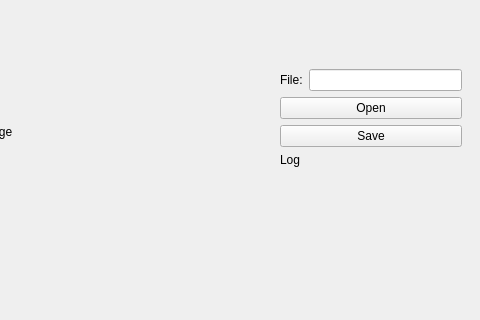
beexiu/comicover, file src/mainwindow.ui: the form before one commit; both pictures show x 236 to 716 and y 155 to 475 of the 716 by 596 pixel window.
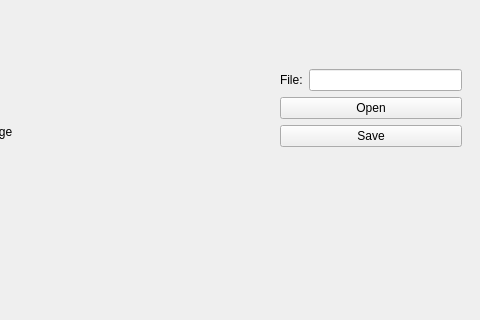
The form after the commit. Custom widgets are drawn as their Qt base class.

Patch:
```diff
--- a/src/mainwindow.ui
+++ b/src/mainwindow.ui
@@ -116,7 +116,7 @@
        <item row="4" column="0">
         <widget class="QLabel" name="lblLog">
          <property name="text">
-          <string>Log</string>
+          <string/>
          </property>
         </widget>
        </item>
```
